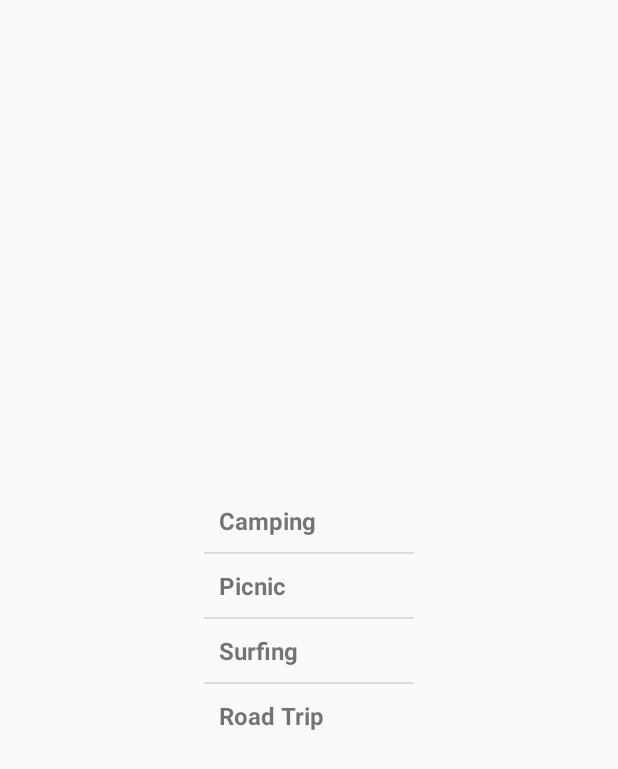
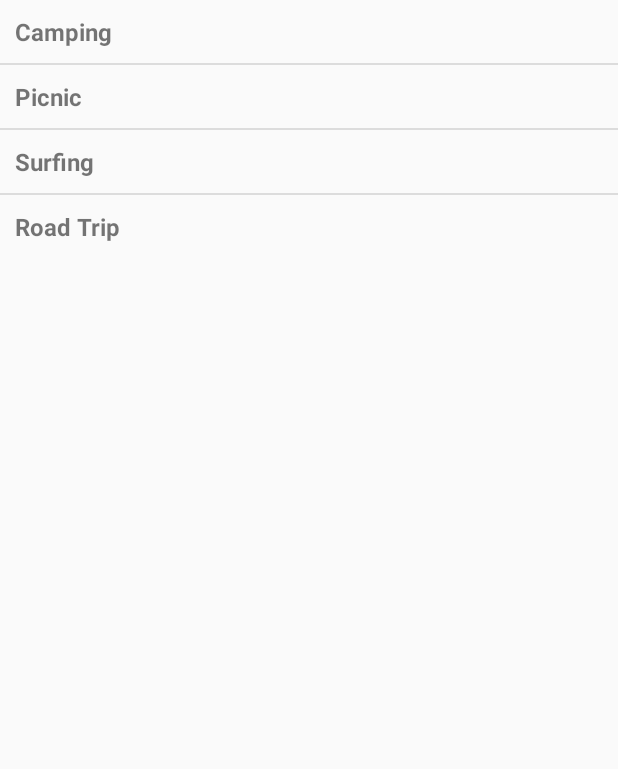
Before and after one commit to dhiman407/Tripgang, an Android app: the CreateTrip screen opened directly, with no data from a screen before it, on a phone screen of 412 x 824 dp. Shown: the top 769 px of the screen. Run offline under Robolectric (Android 15) with nearby library versions, the phone set to English and light mode, and no system bars.

Commit message:
To Change the layout of create trip

```diff
--- a/app/src/main/res/layout/activity_create_trip.xml
+++ b/app/src/main/res/layout/activity_create_trip.xml
@@ -2,10 +2,7 @@
     xmlns:tools="http://schemas.android.com/tools"
     android:layout_width="match_parent"
     android:layout_height="match_parent"
-    android:paddingLeft="@dimen/activity_horizontal_margin"
-    android:paddingRight="@dimen/activity_horizontal_margin"
-    android:paddingTop="@dimen/activity_vertical_margin"
-    android:paddingBottom="@dimen/activity_vertical_margin"
+    android:orientation="vertical"
     tools:context="org.ninja.tripgang.CreateTrip">
 
     <fragment
--- a/app/src/main/res/layout/fragment_trip_type.xml
+++ b/app/src/main/res/layout/fragment_trip_type.xml
@@ -8,9 +8,7 @@
 
 
     <ListView
-        android:layout_width="wrap_content"
+        android:layout_width="match_parent"
         android:layout_height="wrap_content"
-        android:id="@+id/trip_type"
-        android:layout_gravity="center_vertical"
-        android:layout_weight="1" />
+        android:id="@+id/trip_type" />
 </LinearLayout>
```
